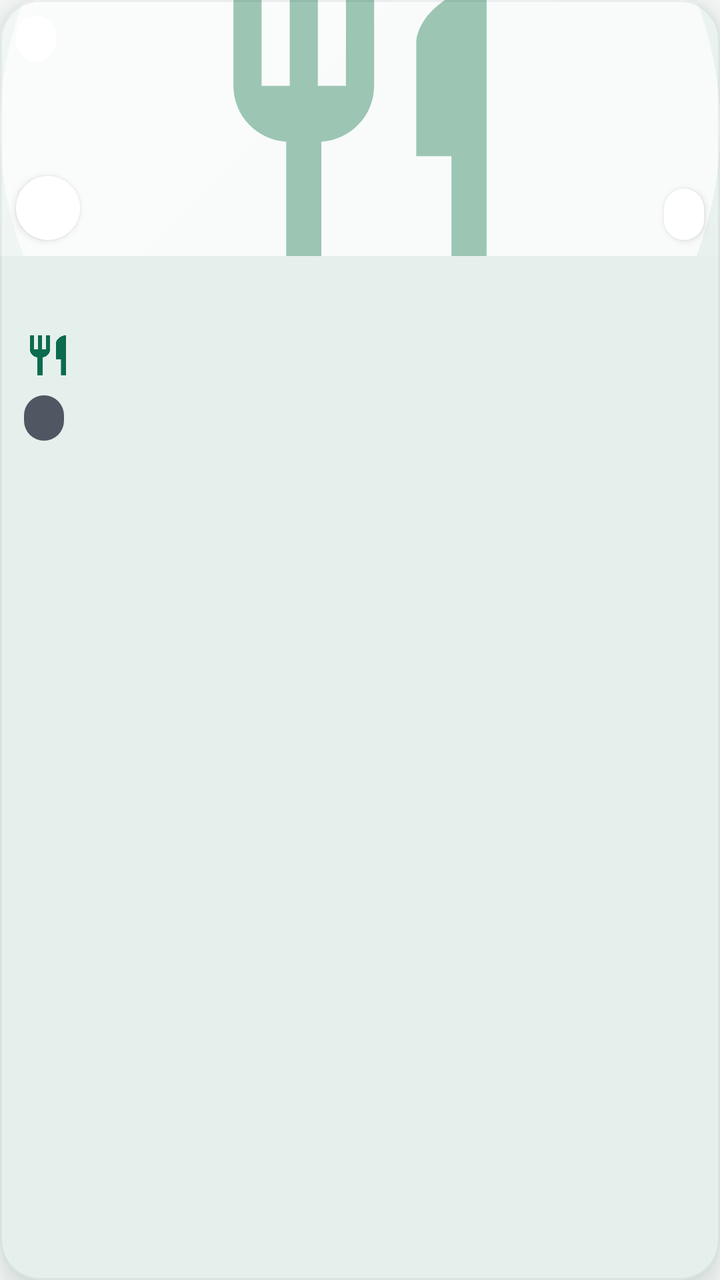
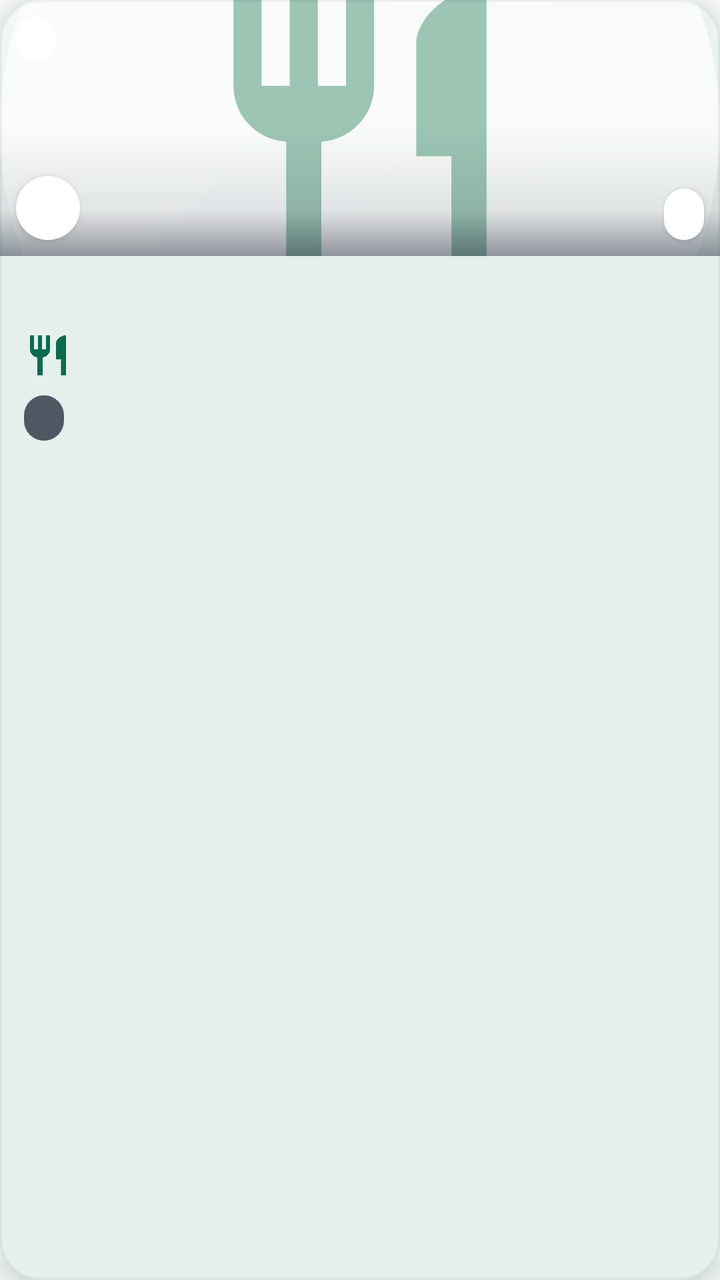

Screens rendered from an Android XML layout before and after an edit, with the pre-edit source and the edit as a unified diff.
<!-- AndroidManifest.xml: application theme Theme.ShareBite -->
<!-- res/layout/item_food_card_compact.xml -->
<?xml version="1.0" encoding="utf-8"?>
<com.google.android.material.card.MaterialCardView xmlns:android="http://schemas.android.com/apk/res/android"
    xmlns:app="http://schemas.android.com/apk/res-auto"
    android:layout_width="@dimen/food_card_compact_width"
    android:layout_height="wrap_content"
    android:layout_marginTop="@dimen/space_s"
    android:layout_marginBottom="@dimen/space_l"
    android:layout_marginEnd="14dp"
    android:clickable="true"
    android:focusable="true">

    <LinearLayout
        android:layout_width="match_parent"
        android:layout_height="wrap_content"
        android:orientation="vertical">

        <FrameLayout
            android:layout_width="match_parent"
            android:layout_height="@dimen/food_card_compact_image">

            <ImageView
                android:id="@+id/foodImage"
                android:layout_width="match_parent"
                android:layout_height="match_parent"
                android:contentDescription="@null"
                android:scaleType="centerCrop"
                android:src="@drawable/placeholder_food" />

            <TextView
                android:id="@+id/distributionBadge"
                style="@style/ShareBite.Badge"
                android:layout_gravity="top|start"
                android:layout_margin="@dimen/space_s" />

            <TextView
                android:id="@+id/pricePill"
                style="@style/ShareBite.Badge"
                android:layout_gravity="bottom|end"
                android:layout_margin="@dimen/space_s"
                android:elevation="2dp"
                android:textAllCaps="false"
                android:textColor="@color/charcoal"
                android:textSize="13sp"
                android:textStyle="bold" />

            <ImageView
                android:id="@+id/providerLogo"
                android:layout_width="32dp"
                android:layout_height="32dp"
                android:layout_gravity="bottom|start"
                android:layout_margin="@dimen/space_s"
                android:background="@drawable/bg_logo_ring"
                android:contentDescription="@null"
                android:elevation="2dp"
                android:padding="2dp" />
        </FrameLayout>

        <LinearLayout
            android:layout_width="match_parent"
            android:layout_height="wrap_content"
            android:orientation="vertical"
            android:padding="@dimen/space_m">

            <TextView
                android:id="@+id/foodTitle"
                android:layout_width="match_parent"
                android:layout_height="wrap_content"
                android:ellipsize="end"
                android:maxLines="1"
                android:textAppearance="@style/TextAppearance.ShareBite.Title" />

            <TextView
                android:id="@+id/quantity"
                style="@style/ShareBite.MetaRow"
                android:layout_marginTop="@dimen/space_xs"
                android:ellipsize="end"
                android:maxLines="1"
                android:textAppearance="@style/TextAppearance.ShareBite.Caption"
                app:drawableStartCompat="@drawable/ic_restaurant" />

            <TextView
                android:id="@+id/allergenAlert"
                android:layout_width="match_parent"
                android:layout_height="wrap_content"
                android:layout_marginTop="@dimen/space_xs"
                android:drawablePadding="@dimen/space_xs"
                android:ellipsize="end"
                android:maxLines="1"
                android:textAppearance="@style/TextAppearance.ShareBite.Caption"
                android:textColor="@color/error_red"
                android:visibility="gone"
                app:drawableStartCompat="@drawable/ic_warning"
                app:drawableTint="@color/error_red" />

            <TextView
                android:id="@+id/timeLeft"
                style="@style/ShareBite.Badge"
                android:layout_marginTop="@dimen/space_s"
                android:backgroundTint="@color/scrim_dark"
                android:textAllCaps="false"
                android:textColor="@color/white" />

            <TextView
                android:id="@+id/distance"
                android:layout_width="wrap_content"
                android:layout_height="wrap_content"
                android:layout_marginTop="@dimen/space_xs"
                android:textAppearance="@style/TextAppearance.ShareBite.Caption"
                android:visibility="gone" />
        </LinearLayout>
    </LinearLayout>
</com.google.android.material.card.MaterialCardView>
<!-- resources referenced by this layout -->
<resources>
  <color name="charcoal">#101828</color>
  <color name="error_red">#D92D20</color>
  <color name="scrim_dark">#B3101828</color>
  <color name="white">#FFFFFF</color>
  <dimen name="food_card_compact_image">128dp</dimen>
  <dimen name="food_card_compact_width">236dp</dimen>
  <dimen name="space_l">16dp</dimen>
  <dimen name="space_m">12dp</dimen>
  <dimen name="space_s">8dp</dimen>
  <dimen name="space_xs">4dp</dimen>
  <!-- drawable bg_logo_ring (drawable) -->
  <?xml version="1.0" encoding="utf-8"?>
  <shape xmlns:android="http://schemas.android.com/apk/res/android" android:shape="oval">
      <solid android:color="@color/white" />
  </shape>
  <style name="TextAppearance.ShareBite.Caption" parent="TextAppearance.Material3.BodySmall">
          <item name="android:textColor">@color/charcoal_secondary</item>
      </style>
  <style name="TextAppearance.ShareBite.Title" parent="TextAppearance.Material3.TitleMedium">
          <item name="android:textColor">@color/charcoal</item>
          <item name="android:fontFamily">sans-serif-medium</item>
      </style>
  <color name="image_placeholder">#E6F0EC</color>
  <color name="image_placeholder_icon">#9CC5B4</color>
  <!-- drawable bg_pill (drawable) -->
  <?xml version="1.0" encoding="utf-8"?>
  <shape xmlns:android="http://schemas.android.com/apk/res/android" android:shape="rectangle">
      <solid android:color="@color/white" />
      <corners android:radius="100dp" />
  </shape>
  <style name="TextAppearance.ShareBite.Body" parent="TextAppearance.Material3.BodyMedium">
          <item name="android:textColor">@color/charcoal_secondary</item>
          <item name="android:lineSpacingMultiplier">1.15</item>
      </style>
  <color name="forest_green">#0B6B4F</color>
  <color name="charcoal_secondary">#475467</color>
  <color name="soft_green">#BFEBD8</color>
  <color name="forest_green_dark">#063F30</color>
  <color name="leaf_green">#1F9D74</color>
  <color name="mint_container">#E6F5EE</color>
  <color name="discount_amber">#B54708</color>
  <color name="cream">#F4F6F5</color>
  <color name="cream_dark">#E9EDEB</color>
  <color name="charcoal_hint">#98A2B3</color>
  <color name="divider">#E4E7EC</color>
  <style name="ShapeAppearance.ShareBite.Small" parent="ShapeAppearance.Material3.SmallComponent">
          <item name="cornerSize">@dimen/radius_m</item>
      </style>
  <style name="ShapeAppearance.ShareBite.Medium" parent="ShapeAppearance.Material3.MediumComponent">
          <item name="cornerSize">@dimen/radius_l</item>
      </style>
  <dimen name="radius_m">14dp</dimen>
  <dimen name="radius_l">20dp</dimen>
  <dimen name="card_elevation">6dp</dimen>
  <color name="card_stroke">#0F101828</color>
  <color name="shadow_tint">#0B3D2E</color>
  <dimen name="button_height">52dp</dimen>
  <style name="TextAppearance.ShareBite.ToolbarTitle" parent="TextAppearance.Material3.TitleLarge">
          <item name="android:fontFamily">sans-serif-medium</item>
          <item name="android:textColor">@color/charcoal</item>
      </style>
  <style name="Widget.ShareBite.BottomNav.Indicator" parent="Widget.Material3.BottomNavigationView.ActiveIndicator">
          <item name="android:color">@color/mint_container</item>
      </style>
  <style name="TextAppearance.ShareBite.NavLabel" parent="TextAppearance.Material3.LabelSmall">
          <item name="android:fontFamily">sans-serif-medium</item>
          <item name="android:textSize">11sp</item>
      </style>
  <style name="ShapeAppearance.ShareBite.Chip" parent="">
          <item name="cornerFamily">rounded</item>
          <item name="cornerSize">50%</item>
      </style>
  <!-- unchanged entries left out for length: 14 -->
</resources>

<!-- the commit's change to res/layout/item_food_card_compact.xml (unified diff, before → after) -->
@@ -25,6 +25,12 @@
                 android:contentDescription="@null"
                 android:scaleType="centerCrop"
                 android:src="@drawable/placeholder_food" />
+
+            <View
+                android:layout_width="match_parent"
+                android:layout_height="64dp"
+                android:layout_gravity="bottom"
+                android:background="@drawable/bg_image_scrim" />
 
             <TextView
                 android:id="@+id/distributionBadge"
<!-- resource entries referenced after the edit -->
@@ -10,6 +10,16 @@
   <dimen name="space_m">12dp</dimen>
   <dimen name="space_s">8dp</dimen>
   <dimen name="space_xs">4dp</dimen>
+  <!-- drawable bg_image_scrim (drawable) -->
+  <?xml version="1.0" encoding="utf-8"?>
+  <shape xmlns:android="http://schemas.android.com/apk/res/android" android:shape="rectangle">
+      <gradient
+          android:angle="90"
+          android:centerY="0.35"
+          android:centerColor="#1A101828"
+          android:endColor="#00101828"
+          android:startColor="#73101828" />
+  </shape>
   <!-- drawable bg_logo_ring (drawable) -->
   <?xml version="1.0" encoding="utf-8"?>
   <shape xmlns:android="http://schemas.android.com/apk/res/android" android:shape="oval">
